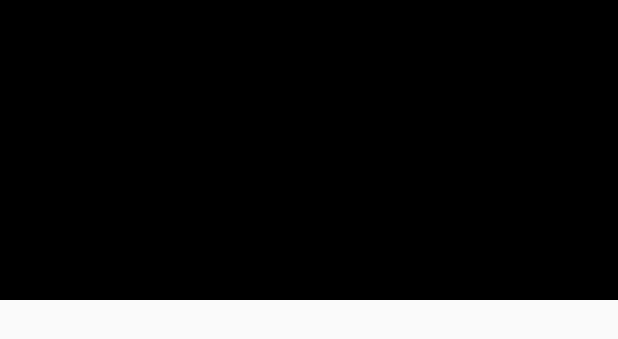
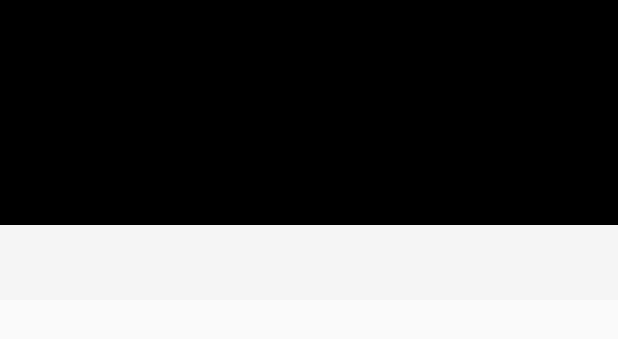
Before and after one commit to TheGreenBastard/CannaMaster-2.0, an Android app: the layout sections_and_viewpager_layout.xml on its own in the app's theme, with its tools: preview values and no code run, on a phone screen of 412 x 824 dp. Shown: the top 339 px of the screen. Run offline under Robolectric (Android 15) with nearby library versions, the phone set to English and light mode, and no system bars.

Commit message:
fucking with main activity collapsing toolbar values

```diff
--- a/app/src/main/res/layout/activity_main.xml
+++ b/app/src/main/res/layout/activity_main.xml
@@ -26,7 +26,7 @@
         <com.google.android.material.tabs.TabLayout
             android:id="@+id/tabs"
             android:layout_width="wrap_content"
-            android:layout_height="wrap_content"
+            android:layout_height="25dp"
             android:background="?attr/colorPrimary" />
     </com.google.android.material.appbar.AppBarLayout>
 
--- a/app/src/main/res/layout/sections_and_viewpager_layout.xml
+++ b/app/src/main/res/layout/sections_and_viewpager_layout.xml
@@ -27,7 +27,7 @@
             <android.support.design.widget.CollapsingToolbarLayout
                 android:id="@+id/collapsing_toolbar"
                 android:layout_width="match_parent"
-                android:layout_height="200dp"
+                android:layout_height="150dp"
                 android:background="@color/black"
                 app:layout_scrollFlags="scroll|exitUntilCollapsed"
                 android:fitsSystemWindows="true"
@@ -42,7 +42,6 @@
                     android:layout_width="match_parent"
                     android:layout_height="match_parent"
                     android:scaleType="centerCrop"
-                    android:fitsSystemWindows="true"
                     app:layout_collapseMode="parallax" />
 
                 <!-- As our statusBar is transparent below and content is moved behind our toolbar has to include the padding on top so we use this area -->
```
